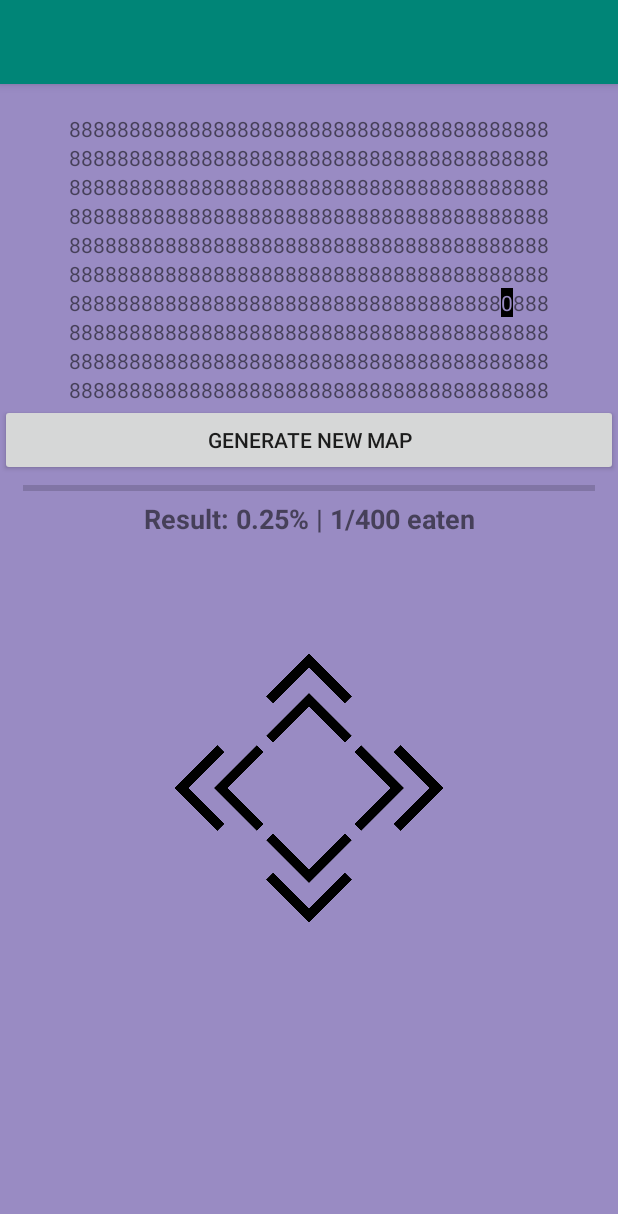
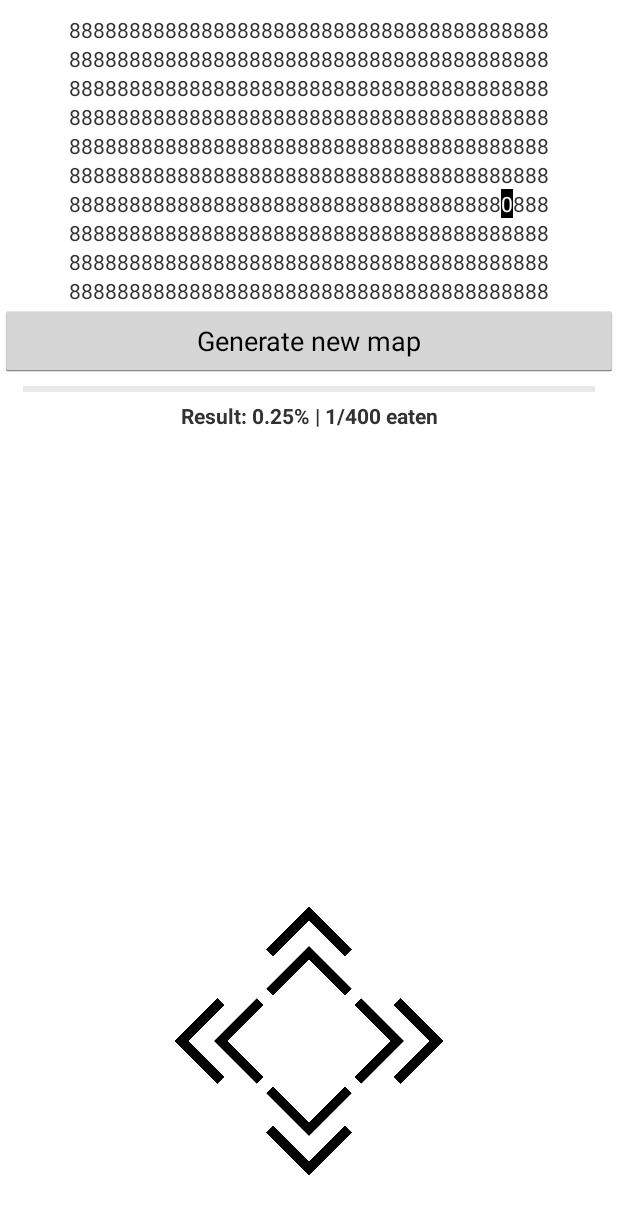
Before and after one commit to zumi000/Greed, an Android app: the screen it shows after launch (MainActivity), on a phone screen of 412 x 824 dp. Shown: the top 1214 px of the screen. Run offline under Robolectric (Android 15) with nearby library versions, the phone set to English and light mode, and no system bars.

Commit message:
noaction, notitle, arrows orientation to bottom

```diff
--- a/app/build.gradle
+++ b/app/build.gradle
@@ -7,8 +7,8 @@ android {
         applicationId "com.victoriaserect.greed"
         minSdkVersion 16 // 19
         targetSdkVersion 29
-        versionCode 1
-        versionName "1.01"
+        versionCode 3
+        versionName "1.03"
         testInstrumentationRunner "androidx.test.runner.AndroidJUnitRunner"
     }
     buildTypes {
--- a/app/src/main/AndroidManifest.xml
+++ b/app/src/main/AndroidManifest.xml
@@ -1,7 +1,7 @@
 <?xml version="1.0" encoding="utf-8"?>
 <manifest xmlns:android="http://schemas.android.com/apk/res/android"
     package="com.victoriaserect.greed">
-
+    <uses-permission android:name="com.android.vending.BILLING" />
     <application
         android:allowBackup="true"
         android:icon="@mipmap/ic_launcher"
--- a/app/src/main/java/com/victoriaserect/greed/MainActivity.java
+++ b/app/src/main/java/com/victoriaserect/greed/MainActivity.java
@@ -5,6 +5,8 @@ import androidx.appcompat.app.AppCompatActivity;
 import android.os.Bundle;
 import android.text.Html;
 import android.view.View;
+import android.view.Window;
+import android.view.WindowManager;
 import android.widget.Button;
 import android.widget.ProgressBar;
 import android.widget.TextView;
@@ -45,15 +47,19 @@ public class MainActivity extends AppCompatActivity {
     boolean downDirectionIsAvailable;
 
     //some android sh!ts
-    final String background = "#998BC3";
+    final String background = "#FFFFFF";
     List<TextView> textViews = new ArrayList<>();
     TextView gameover, score;
     ProgressBar progressBar;
 
     @Override
     protected void onCreate(Bundle savedInstanceState) {
+        requestWindowFeature(Window.FEATURE_NO_TITLE);
         super.onCreate(savedInstanceState);
+        getWindow().setFlags(WindowManager.LayoutParams.FLAG_FULLSCREEN,
+                WindowManager.LayoutParams.FLAG_FULLSCREEN);
         setContentView(R.layout.activity_main);
+        getSupportActionBar().hide();
 
         Button newMap = (Button) findViewById(R.id.btn_newmap);
         progressBar = (ProgressBar) findViewById(R.id.simpleProgressBar);
--- a/app/src/main/res/layout/activity_main.xml
+++ b/app/src/main/res/layout/activity_main.xml
@@ -5,12 +5,14 @@
     android:id="@+id/mainlayout"
     android:layout_width="match_parent"
     android:layout_height="match_parent"
+    android:theme="@android:style/Theme.Holo.Light.NoActionBar.Fullscreen"
     tools:context=".MainActivity">
 
     <LinearLayout
+        android:id="@+id/main"
         android:layout_width="match_parent"
         android:layout_height="match_parent"
-        android:background="#998BC3"
+        android:background="#FFFFFF"
         android:gravity="center_horizontal"
         android:orientation="vertical">
 
@@ -18,7 +20,7 @@
             android:id="@+id/text_line_01"
             android:layout_width="wrap_content"
             android:layout_height="wrap_content"
-            android:layout_marginTop="20dp"
+            android:layout_marginTop="10dp"
             android:gravity="center"
             android:text="line_01" />
 
@@ -96,33 +98,48 @@
             android:layout_height="wrap_content"
             android:gravity="center"
             android:text="result"
-            android:textSize="18sp"
+            android:textSize="14dp"
             android:textStyle="bold" />
 
         <TextView
             android:id="@+id/gameover"
             android:layout_width="match_parent"
             android:layout_height="wrap_content"
-            android:layout_marginBottom="50dp"
+            android:layout_marginBottom="20dp"
             android:gravity="center_horizontal"
             android:text="G A M E   O V E R"
-            android:textSize="20dp" />
+            android:textSize="16dp" />
+
 
         <LinearLayout
-            android:layout_width="wrap_content"
+            android:id="@+id/arrows"
+            android:layout_width="match_parent"
+            android:layout_height="match_parent"
+            android:layout_gravity="center_horizontal"
+            android:gravity="bottom|center_horizontal"
+            android:orientation="vertical">
+
+            <LinearLayout
+                android:id="@+id/upline"
+                android:layout_width="match_parent"
                 android:layout_height="wrap_content"
+                android:layout_gravity="center_horizontal"
+                android:gravity="center_horizontal"
                 android:orientation="vertical">
 
                 <Button
                     android:id="@+id/button_up_arrow"
                     android:layout_width="60dp"
                     android:layout_height="60dp"
-                android:background="@drawable/arrow_up_transparent_840x840" />
+                    android:background="@drawable/arrow_up_transparent_840x840"
+                    android:contentDescription="up_arrow" />
             </LinearLayout>
 
             <LinearLayout
+                android:id="@+id/sidesline"
                 android:layout_width="match_parent"
                 android:layout_height="wrap_content"
+                android:layout_gravity="center_horizontal"
                 android:gravity="center_horizontal"
                 android:orientation="horizontal">
 
@@ -130,20 +147,25 @@
                     android:id="@+id/button_left_arrow"
                     android:layout_width="60dp"
                     android:layout_height="60dp"
-                android:background="@drawable/arrow_left_transparent_840x840" />
+                    android:background="@drawable/arrow_left_transparent_840x840"
+                    android:contentDescription="left_arrow" />
 
                 <Button
                     android:id="@+id/button_right_arrow"
                     android:layout_width="60dp"
                     android:layout_height="60dp"
                     android:layout_marginLeft="60dp"
-                android:background="@drawable/arrow_right_transparent_840x840" />
+                    android:background="@drawable/arrow_right_transparent_840x840"
+                    android:contentDescription="right_arrow" />
 
             </LinearLayout>
 
             <LinearLayout
+                android:id="@+id/downline"
                 android:layout_width="match_parent"
-            android:layout_height="match_parent"
+                android:layout_height="wrap_content"
+                android:layout_gravity="center_horizontal"
+                android:layout_marginBottom="40dp"
                 android:gravity="center_horizontal"
                 android:orientation="vertical">
 
@@ -151,9 +173,11 @@
                     android:id="@+id/button_down_arrow"
                     android:layout_width="60dp"
                     android:layout_height="60dp"
-                android:background="@drawable/arrow_down_transparent_840x840" />
+                    android:background="@drawable/arrow_down_transparent_840x840"
+                    android:contentDescription="down_arrow" />
             </LinearLayout>
 
+        </LinearLayout>
 
     </LinearLayout>
 
```
Lines whose indentation alone changed are shown as unchanged.
